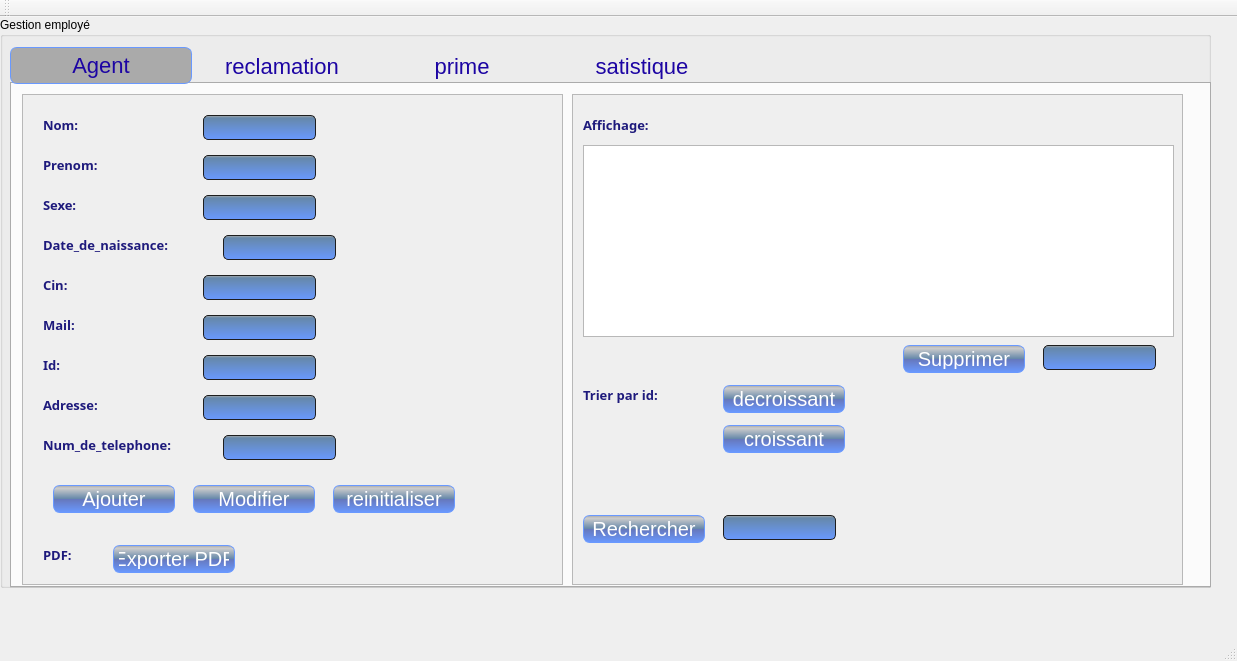
Old version of the form mainwindow.ui in the repository sirineghribi/SMART_RECRUITING_2A17.
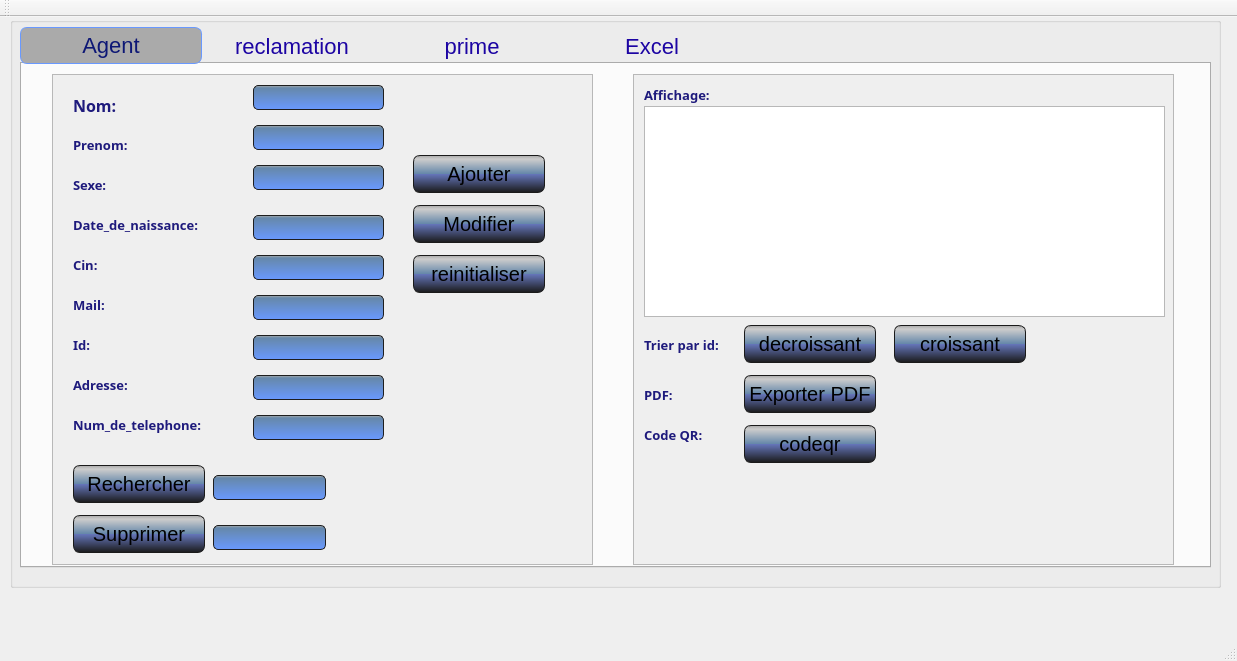
New version of the form. The open tabs and pages were chosen to show the change. Icons and pictures are not drawn.

Diff of the .ui file:
```diff
--- a/mainwindow.ui
+++ b/mainwindow.ui
@@ -13,11 +13,14 @@
   <property name="windowTitle">
    <string>Gestion des Clients</string>
   </property>
+  <property name="styleSheet">
+   <string notr="true">background-image: url(:/images/dd.jpg);</string>
+  </property>
   <widget class="QWidget" name="centralWidget">
    <widget class="QGroupBox" name="groupBox">
     <property name="geometry">
      <rect>
-      <x>0</x>
+      <x>10</x>
       <y>0</y>
       <width>1211</width>
       <height>571</height>
@@ -28,23 +31,23 @@
 QPushButton
  {
 color: white;
-background-color: QLinearGradient( x1: 0, y1: 0, x2: 0, y2: 1, stop: 0 #AAA, stop: 0.1 #CCC, stop: 0.49 #68A, stop: 0.5 #67B, stop: 1 #6999ff);
+background-color: QLinearGradient( x1: 0, y1: 0, x2: 0, y2: 1, stop: 0 #AAA, stop: 0.1 #CCC, stop: 0.49 #68A, stop: 0.5 #67B, stop: 1 #1a1a1a);
 border-width: 1px;
-border-color: #6999ff;
+border-color: #1a1a1a;
 border-style: solid;
 border-radius: 7;
 padding: 3px;
 font-size: 20px;
 padding-left: 5px;
 padding-right: 5px;
-min-width: 110px;
-max-width: 110px;
-min-height: 20px;
+min-width: 120px;
+max-width: 120px;
+min-height: 30px;
 max-height: 20px;
 }
 QTabBar::tab {background-color: transparent;color: #1c04a3;width: 180px;height:35px;font-size:22px} 
 QTabBar::tab:hover{background-color:#AAA; color: white;}     
-QTabBar::tab:selected{background-color: #AAA; color: #3390;
+QTabBar::tab:selected{background-color: #AAA; color: #0d1775;
 border-width: 1px;
 border-color: #6999ff;
 border-style: solid;
@@ -80,17 +83,20 @@
 }</string>
     </property>
     <property name="title">
-     <string>Gestion employé</string>
+     <string/>
     </property>
     <widget class="QTabWidget" name="tabWidget">
      <property name="geometry">
       <rect>
        <x>10</x>
-       <y>30</y>
-       <width>1201</width>
+       <y>10</y>
+       <width>1191</width>
        <height>541</height>
       </rect>
      </property>
+     <property name="styleSheet">
+      <string notr="true"/>
+     </property>
      <property name="currentIndex">
       <number>2</number>
      </property>
@@ -101,7 +107,7 @@
       <widget class="QScrollArea" name="scrollArea">
        <property name="geometry">
         <rect>
-         <x>10</x>
+         <x>30</x>
          <y>10</y>
          <width>541</width>
          <height>491</height>
@@ -112,6 +118,9 @@
          <pointsize>10</pointsize>
         </font>
        </property>
+       <property name="styleSheet">
+        <string notr="true">background-image: url(:/images/fond2.1.jpg);</string>
+       </property>
        <property name="widgetResizable">
         <bool>true</bool>
        </property>
@@ -135,8 +144,8 @@
          </property>
          <property name="font">
           <font>
-           <family>Dubai</family>
-           <pointsize>10</pointsize>
+           <family>Pristina</family>
+           <pointsize>12</pointsize>
            <weight>75</weight>
            <bold>true</bold>
           </font>
@@ -152,9 +161,9 @@
         <widget class="QLineEdit" name="lineEditprenom">
          <property name="geometry">
           <rect>
-           <x>180</x>
-           <y>60</y>
-           <width>113</width>
+           <x>200</x>
+           <y>50</y>
+           <width>131</width>
            <height>25</height>
           </rect>
          </property>
@@ -162,9 +171,9 @@
         <widget class="QLineEdit" name="lineEditnom">
          <property name="geometry">
           <rect>
-           <x>180</x>
-           <y>20</y>
-           <width>113</width>
+           <x>200</x>
+           <y>10</y>
+           <width>131</width>
            <height>25</height>
           </rect>
          </property>
@@ -180,7 +189,7 @@
          </property>
          <property name="font">
           <font>
-           <family>Dubai</family>
+           <family>Pristina</family>
            <pointsize>10</pointsize>
            <weight>75</weight>
            <bold>true</bold>
@@ -205,7 +214,7 @@
          </property>
          <property name="font">
           <font>
-           <family>Dubai</family>
+           <family>Pristina</family>
            <pointsize>10</pointsize>
            <weight>75</weight>
            <bold>true</bold>
@@ -230,7 +239,7 @@
          </property>
          <property name="font">
           <font>
-           <family>Dubai</family>
+           <family>Pristina</family>
            <pointsize>10</pointsize>
            <weight>75</weight>
            <bold>true</bold>
@@ -255,7 +264,7 @@
          </property>
          <property name="font">
           <font>
-           <family>Dubai</family>
+           <family>Pristina</family>
            <pointsize>10</pointsize>
            <weight>75</weight>
            <bold>true</bold>
@@ -272,12 +281,15 @@
         <widget class="QLineEdit" name="lineEditcin">
          <property name="geometry">
           <rect>
-           <x>180</x>
+           <x>200</x>
            <y>180</y>
-           <width>113</width>
+           <width>131</width>
            <height>25</height>
           </rect>
          </property>
+         <property name="text">
+          <string/>
+         </property>
         </widget>
         <widget class="QLabel" name="label_7">
          <property name="geometry">
@@ -290,7 +302,7 @@
          </property>
          <property name="font">
           <font>
-           <family>Dubai</family>
+           <family>Pristina</family>
            <pointsize>10</pointsize>
            <weight>75</weight>
            <bold>true</bold>
@@ -307,9 +319,9 @@
         <widget class="QLineEdit" name="lineEditmail">
          <property name="geometry">
           <rect>
-           <x>180</x>
+           <x>200</x>
            <y>220</y>
-           <width>113</width>
+           <width>131</width>
            <height>25</height>
           </rect>
          </property>
@@ -325,7 +337,7 @@
          </property>
          <property name="font">
           <font>
-           <family>Dubai</family>
+           <family>Pristina</family>
            <pointsize>10</pointsize>
            <weight>75</weight>
            <bold>true</bold>
@@ -342,9 +354,9 @@
         <widget class="QLineEdit" name="lineEditid">
          <property name="geometry">
           <rect>
-           <x>180</x>
+           <x>200</x>
            <y>260</y>
-           <width>113</width>
+           <width>131</width>
            <height>25</height>
           </rect>
          </property>
@@ -360,7 +372,7 @@
          </property>
          <property name="font">
           <font>
-           <family>Dubai</family>
+           <family>Pristina</family>
            <pointsize>10</pointsize>
            <weight>75</weight>
            <bold>true</bold>
@@ -377,9 +389,9 @@
         <widget class="QLineEdit" name="lineEditadresse">
          <property name="geometry">
           <rect>
-           <x>180</x>
+           <x>200</x>
            <y>300</y>
-           <width>113</width>
+           <width>131</width>
            <height>25</height>
           </rect>
          </property>
@@ -387,12 +399,22 @@
         <widget class="QPushButton" name="pb_ajouter">
          <property name="geometry">
           <rect>
-           <x>30</x>
-           <y>390</y>
-           <width>122</width>
-           <height>28</height>
+           <x>360</x>
+           <y>80</y>
+           <width>132</width>
+           <height>38</height>
           </rect>
          </property>
+         <property name="font">
+          <font>
+           <family>Arial</family>
+           <pointsize>-1</pointsize>
+          </font>
+         </property>
+         <property name="styleSheet">
+          <string notr="true">color: rgb(0, 0, 0);
+;</string>
+         </property>
          <property name="text">
           <string>Ajouter</string>
          </property>
@@ -400,12 +422,21 @@
         <widget class="QPushButton" name="pb_modifier">
          <property name="geometry">
           <rect>
-           <x>170</x>
-           <y>390</y>
-           <width>122</width>
-           <height>28</height>
+           <x>360</x>
+           <y>130</y>
+           <width>132</width>
+           <height>38</height>
           </rect>
          </property>
+         <property name="font">
+          <font>
+           <family>Arial</family>
+           <pointsize>-1</pointsize>
+          </font>
+         </property>
+         <property name="styleSheet">
+          <string notr="true">color: rgb(0, 0, 0);</string>
+         </property>
          <property name="text">
           <string>Modifier</string>
          </property>
@@ -413,12 +444,21 @@
         <widget class="QPushButton" name="pb_rein">
          <property name="geometry">
           <rect>
-           <x>310</x>
-           <y>390</y>
-           <width>122</width>
-           <height>28</height>
+           <x>360</x>
+           <y>180</y>
+           <width>132</width>
+           <height>38</height>
           </rect>
          </property>
+         <property name="font">
+          <font>
+           <family>Arial</family>
+           <pointsize>-1</pointsize>
+          </font>
+         </property>
+         <property name="styleSheet">
+          <string notr="true">color: rgb(0, 0, 0);</string>
+         </property>
          <property name="text">
           <string>reinitialiser</string>
          </property>
@@ -426,9 +466,9 @@
         <widget class="QLineEdit" name="lineEditsexe">
          <property name="geometry">
           <rect>
-           <x>180</x>
-           <y>100</y>
-           <width>113</width>
+           <x>200</x>
+           <y>90</y>
+           <width>131</width>
            <height>25</height>
           </rect>
          </property>
@@ -438,7 +478,7 @@
           <rect>
            <x>200</x>
            <y>140</y>
-           <width>113</width>
+           <width>131</width>
            <height>25</height>
           </rect>
          </property>
@@ -454,7 +494,7 @@
          </property>
          <property name="font">
           <font>
-           <family>Dubai</family>
+           <family>Pristina</family>
            <pointsize>10</pointsize>
            <weight>75</weight>
            <bold>true</bold>
@@ -473,47 +513,78 @@
           <rect>
            <x>200</x>
            <y>340</y>
+           <width>131</width>
+           <height>25</height>
+          </rect>
+         </property>
+        </widget>
+        <widget class="QPushButton" name="pb_rechercher">
+         <property name="geometry">
+          <rect>
+           <x>20</x>
+           <y>390</y>
+           <width>132</width>
+           <height>38</height>
+          </rect>
+         </property>
+         <property name="font">
+          <font>
+           <family>Arial</family>
+           <pointsize>-1</pointsize>
+          </font>
+         </property>
+         <property name="styleSheet">
+          <string notr="true">color: rgb(0, 0, 0);
+
+</string>
+         </property>
+         <property name="text">
+          <string>Rechercher</string>
+         </property>
+        </widget>
+        <widget class="QLineEdit" name="l_rechercher">
+         <property name="geometry">
+          <rect>
+           <x>160</x>
+           <y>400</y>
            <width>113</width>
            <height>25</height>
           </rect>
          </property>
         </widget>
-        <widget class="QLabel" name="label_11">
+        <widget class="QPushButton" name="pb_supp">
          <property name="geometry">
           <rect>
            <x>20</x>
-           <y>450</y>
-           <width>69</width>
-           <height>20</height>
+           <y>440</y>
+           <width>132</width>
+           <height>38</height>
           </rect>
          </property>
          <property name="font">
           <font>
-           <family>Dubai</family>
-           <pointsize>10</pointsize>
-           <weight>75</weight>
-           <bold>true</bold>
+           <family>Arial</family>
+           <pointsize>-1</pointsize>
           </font>
          </property>
          <property name="styleSheet">
-          <string notr="true">border-color: rgb(0, 0, 127);
-color: rgb(30, 26, 124);</string>
+          <string notr="true">color: rgb(0, 0, 0);</string>
          </property>
          <property name="text">
-          <string>PDF:</string>
+          <string>Supprimer</string>
          </property>
         </widget>
-        <widget class="QPushButton" name="pushButton_2">
+        <widget class="QLineEdit" name="l_supp_id">
          <property name="geometry">
           <rect>
-           <x>90</x>
+           <x>160</x>
            <y>450</y>
-           <width>122</width>
-           <height>28</height>
+           <width>113</width>
+           <height>25</height>
           </rect>
          </property>
-         <property name="text">
-          <string>Exporter PDF</string>
+         <property name="readOnly">
+          <bool>true</bool>
          </property>
         </widget>
        </widget>
@@ -521,9 +592,9 @@
       <widget class="QScrollArea" name="scrollArea_2">
        <property name="geometry">
         <rect>
-         <x>560</x>
+         <x>611</x>
          <y>10</y>
-         <width>611</width>
+         <width>541</width>
          <height>491</height>
         </rect>
        </property>
@@ -532,6 +603,9 @@
          <family>MS Sans Serif</family>
         </font>
        </property>
+       <property name="styleSheet">
+        <string notr="true">background-image: url(:/images/fond2.1.jpg);</string>
+       </property>
        <property name="widgetResizable">
         <bool>true</bool>
        </property>
@@ -540,7 +614,7 @@
          <rect>
           <x>0</x>
           <y>0</y>
-          <width>609</width>
+          <width>539</width>
           <height>489</height>
          </rect>
         </property>
@@ -548,14 +622,14 @@
          <property name="geometry">
           <rect>
            <x>10</x>
-           <y>290</y>
+           <y>260</y>
            <width>131</width>
            <height>20</height>
           </rect>
          </property>
          <property name="font">
           <font>
-           <family>Dubai</family>
+           <family>Pristina</family>
            <pointsize>10</pointsize>
            <weight>75</weight>
            <bold>true</bold>
@@ -573,14 +647,14 @@
          <property name="geometry">
           <rect>
            <x>10</x>
-           <y>20</y>
+           <y>10</y>
            <width>111</width>
            <height>20</height>
           </rect>
          </property>
          <property name="font">
           <font>
-           <family>Dubai</family>
+           <family>Pristina</family>
            <pointsize>10</pointsize>
            <weight>75</weight>
            <bold>true</bold>
@@ -598,70 +672,30 @@
          <property name="geometry">
           <rect>
            <x>10</x>
-           <y>50</y>
-           <width>591</width>
-           <height>192</height>
-          </rect>
-         </property>
-        </widget>
-        <widget class="QPushButton" name="pb_supp">
-         <property name="geometry">
-          <rect>
-           <x>330</x>
-           <y>250</y>
-           <width>122</width>
-           <height>28</height>
-          </rect>
-         </property>
-         <property name="text">
-          <string>Supprimer</string>
-         </property>
-        </widget>
-        <widget class="QPushButton" name="pb_rechercher">
-         <property name="geometry">
-          <rect>
-           <x>10</x>
-           <y>420</y>
-           <width>122</width>
-           <height>28</height>
-          </rect>
-         </property>
-         <property name="text">
-          <string>Rechercher</string>
-         </property>
-        </widget>
-        <widget class="QLineEdit" name="l_supp_id">
-         <property name="geometry">
-          <rect>
-           <x>470</x>
-           <y>250</y>
-           <width>113</width>
-           <height>25</height>
-          </rect>
-         </property>
-         <property name="readOnly">
-          <bool>true</bool>
-         </property>
-        </widget>
-        <widget class="QLineEdit" name="l_rechercher">
-         <property name="geometry">
-          <rect>
-           <x>150</x>
-           <y>420</y>
-           <width>113</width>
-           <height>25</height>
+           <y>31</y>
+           <width>521</width>
+           <height>211</height>
           </rect>
          </property>
         </widget>
         <widget class="QPushButton" name="pb_decr">
          <property name="geometry">
           <rect>
-           <x>150</x>
-           <y>290</y>
-           <width>122</width>
-           <height>28</height>
+           <x>110</x>
+           <y>250</y>
+           <width>132</width>
+           <height>38</height>
           </rect>
          </property>
+         <property name="font">
+          <font>
+           <family>Arial</family>
+           <pointsize>-1</pointsize>
+          </font>
+         </property>
+         <property name="styleSheet">
+          <string notr="true">color: rgb(0, 0, 0);</string>
+         </property>
          <property name="text">
           <string>decroissant</string>
          </property>
@@ -669,16 +703,139 @@
         <widget class="QPushButton" name="pb_croi">
          <property name="geometry">
           <rect>
-           <x>150</x>
-           <y>330</y>
-           <width>122</width>
-           <height>28</height>
+           <x>260</x>
+           <y>250</y>
+           <width>132</width>
+           <height>38</height>
           </rect>
          </property>
+         <property name="font">
+          <font>
+           <family>Arial</family>
+           <pointsize>-1</pointsize>
+          </font>
+         </property>
+         <property name="styleSheet">
+          <string notr="true">color: rgb(0, 0, 0);</string>
+         </property>
          <property name="text">
           <string>croissant</string>
          </property>
         </widget>
+        <widget class="QPushButton" name="pb_code">
+         <property name="geometry">
+          <rect>
+           <x>110</x>
+           <y>350</y>
+           <width>132</width>
+           <height>38</height>
+          </rect>
+         </property>
+         <property name="font">
+          <font>
+           <family>Arial</family>
+           <pointsize>-1</pointsize>
+          </font>
+         </property>
+         <property name="styleSheet">
+          <string notr="true">color: rgb(0, 0, 0);</string>
+         </property>
+         <property name="text">
+          <string>codeqr</string>
+         </property>
+        </widget>
+        <widget class="QLabel" name="label_code">
+         <property name="geometry">
+          <rect>
+           <x>260</x>
+           <y>300</y>
+           <width>131</width>
+           <height>171</height>
+          </rect>
+         </property>
+         <property name="styleSheet">
+          <string notr="true">border-color: rgb(0, 0, 0);
+border-left-color: rgb(0, 0, 0);
+border-right-color: rgb(0, 0, 0);
+border-bottom-color: rgb(0, 0, 0);
+border-top-color: rgb(0, 0, 0);</string>
+         </property>
+         <property name="text">
+          <string/>
+         </property>
+        </widget>
+        <widget class="QPushButton" name="pushButton_2">
+         <property name="geometry">
+          <rect>
+           <x>110</x>
+           <y>300</y>
+           <width>132</width>
+           <height>38</height>
+          </rect>
+         </property>
+         <property name="font">
+          <font>
+           <family>Arial</family>
+           <pointsize>-1</pointsize>
+          </font>
+         </property>
+         <property name="styleSheet">
+          <string notr="true">color: rgb(0, 0, 0);</string>
+         </property>
+         <property name="text">
+          <string>Exporter PDF</string>
+         </property>
+        </widget>
+        <widget class="QLabel" name="label_11">
+         <property name="geometry">
+          <rect>
+           <x>10</x>
+           <y>310</y>
+           <width>69</width>
+           <height>20</height>
+          </rect>
+         </property>
+         <property name="font">
+          <font>
+           <family>Pristina</family>
+           <pointsize>10</pointsize>
+           <weight>75</weight>
+           <bold>true</bold>
+          </font>
+         </property>
+         <property name="styleSheet">
+          <string notr="true">border-color: rgb(0, 0, 127);
+color: rgb(30, 26, 124);</string>
+         </property>
+         <property name="text">
+          <string>PDF:</string>
+         </property>
+        </widget>
+        <widget class="QLabel" name="label_21">
+         <property name="geometry">
+          <rect>
+           <x>10</x>
+           <y>350</y>
+           <width>81</width>
+           <height>20</height>
+          </rect>
+         </property>
+         <property name="font">
+          <font>
+           <family>Pristina</family>
+           <pointsize>10</pointsize>
+           <weight>75</weight>
+           <bold>true</bold>
+          </font>
+         </property>
+         <property name="styleSheet">
+          <string notr="true">border-color: rgb(0, 0, 127);
+color: rgb(30, 26, 124);</string>
+         </property>
+         <property name="text">
+          <string>Code QR:</string>
+         </property>
+        </widget>
        </widget>
       </widget>
      </widget>
@@ -1121,7 +1278,7 @@
      </widget>
      <widget class="QWidget" name="tab_2">
       <attribute name="title">
-       <string>satistique</string>
+       <string>Excel</string>
       </attribute>
       <widget class="QScrollArea" name="scrollArea_5">
        <property name="geometry">
```
Left out of the diff: 231 changed lines with no effect on the pictures.
